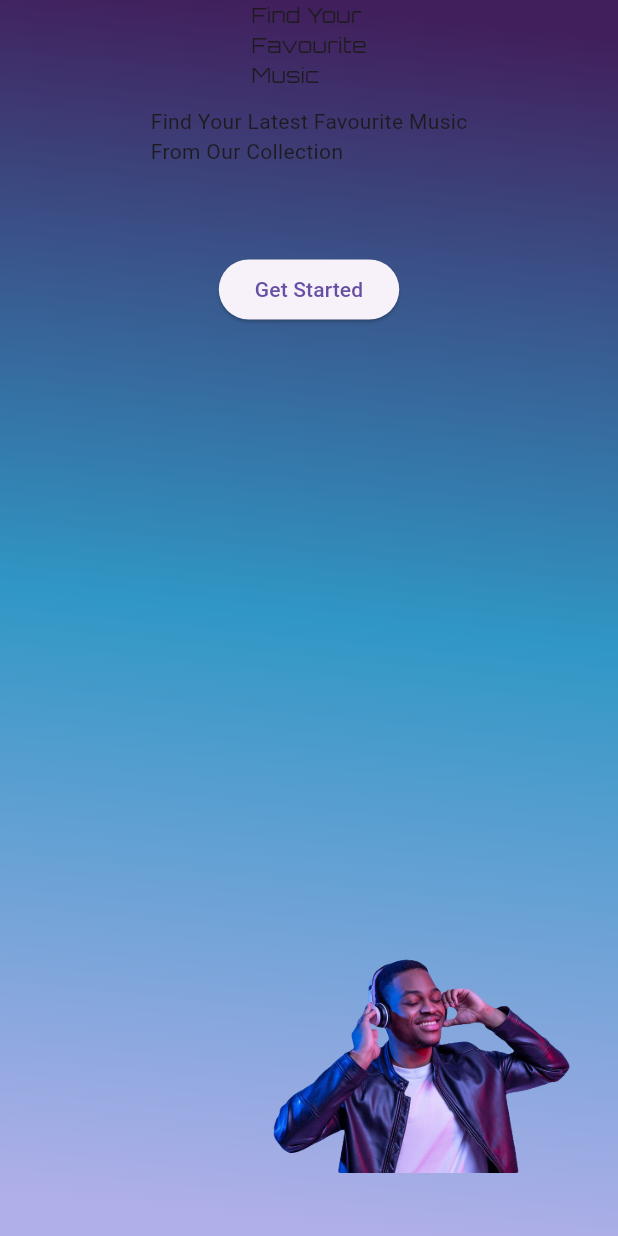
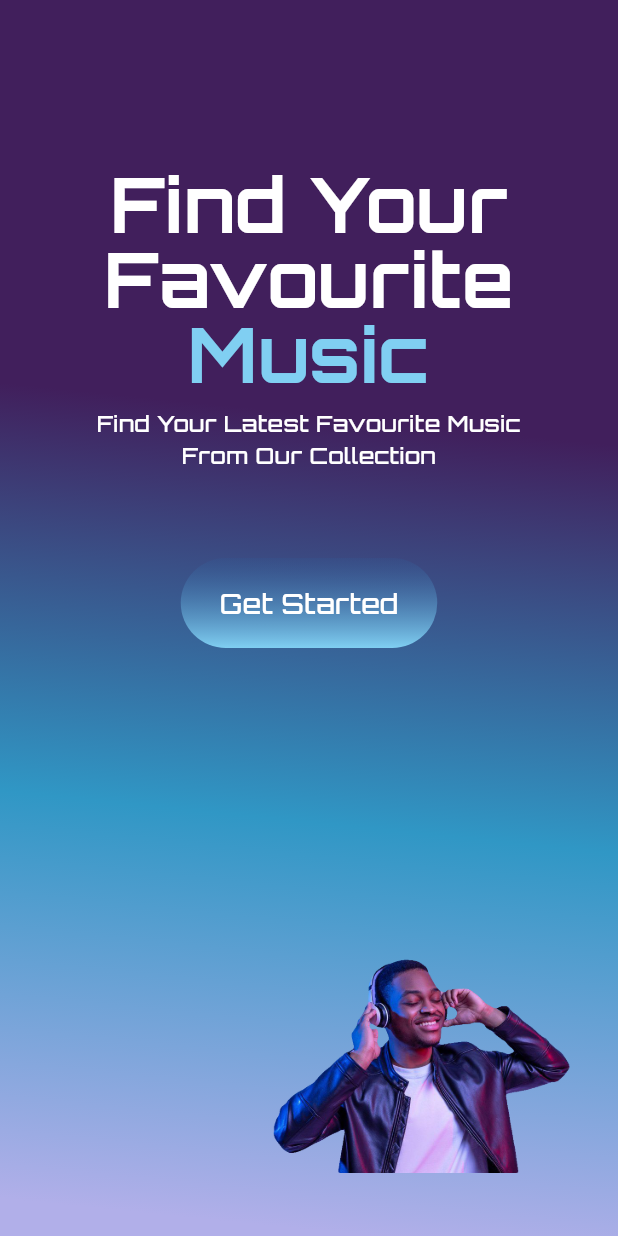
Before and after one commit to Amro27code/quran_app, a Flutter app: the screen it shows after launch, on a phone screen of 412 x 824 dp. Run offline on Flutter 3.47's test engine with Material 3 defaults, Android fonts, the phone set to English and light mode, and no system bars.

Commit message:
make onb p1

```diff
--- a/lib/app/my_app.dart
+++ b/lib/app/my_app.dart
@@ -1,4 +1,5 @@
 import 'package:flutter/material.dart';
+import 'package:quran_app/core/font_manager.dart';
 import 'package:quran_app/core/route_manager.dart';
 
 class MyApp extends StatelessWidget {
@@ -11,7 +12,8 @@ class MyApp extends StatelessWidget {
       title: "quran app",
       initialRoute: RouteNames.splashScreen,
       routes: RouteManager.routes,
-
+      // darkTheme: ThemeData.dark(useMaterial3: true),
+      theme: ThemeData(fontFamily: FontManager.orbitronName),
     );
   }
 }
--- a/lib/controller/splash_controller.dart
+++ b/lib/controller/splash_controller.dart
@@ -3,7 +3,7 @@ import 'package:quran_app/core/numbers/time_manager.dart' show SecondValues;
 import 'package:quran_app/core/route_manager.dart';
 
 class SplashController {
- static  void timer({required BuildContext context, required int time}) async {
+  static void timer({required BuildContext context, required int time}) async {
     await Future.delayed(
       const Duration(seconds: SecondValues.timeSplashScreen),
       () =>
--- a/lib/core/color_manager.dart
+++ b/lib/core/color_manager.dart
@@ -1,8 +1,12 @@
-import 'dart:ui';
+import 'package:flutter/material.dart';
 
 class ColorManager {
+  static const Color whiteColor = Colors.white;
   static const Color primary = Color(0xff411F5C);
   static const Color secondarySSC = Color(0xAF1F5C8A); //26
   static const Color onbSecondary1 = Color(0xff3097C5);
   static const Color onbSecondary2 = Color(0xffB1AFE9);
+  static const Color titleOnb = Color(0xff80CFF2);
+  static const Color buttonOnb1 = Color(0x332F5D9A);
+  static const Color buttonOnb2 = Color(0xff80CFF2);
 }
--- /dev/null
+++ b/lib/core/numbers/font_size.dart
@@ -0,0 +1,5 @@
+class FontSizeValues {
+  static const double titleOnb = 50;
+  static const double subtitleOnb = 15;
+  static const double buttonOnb = 18;
+}
--- a/lib/core/route_manager.dart
+++ b/lib/core/route_manager.dart
@@ -1,7 +1,7 @@
 import 'package:flutter/material.dart';
 import 'package:quran_app/feature/home/screen/home_screen.dart';
 import 'package:quran_app/feature/onBoardingScreen/screens/onb_screen.dart';
-import 'package:quran_app/feature/splashScreen/splash_screen.dart';
+import 'package:quran_app/feature/splashScreen/screens/splash_screen.dart';
 
 class RouteManager {
   static Map<String, WidgetBuilder> routes = {
--- /dev/null
+++ b/lib/core/text_manager.dart
@@ -0,0 +1,7 @@
+class TextManager {
+  static const String titleOnb1 = "Find Your\nFavourite";
+  static const String titleOnb2 = "Music";
+  static const String subtitleOnb =
+      "Find Your Latest Favourite Music\nFrom Our Collection";
+  static const String onbButton="Get Started";
+}
--- a/lib/feature/onBoardingScreen/screens/onb_screen.dart
+++ b/lib/feature/onBoardingScreen/screens/onb_screen.dart
@@ -1,8 +1,10 @@
 import 'package:flutter/material.dart';
 import 'package:quran_app/core/color_manager.dart';
-import 'package:quran_app/core/font_manager.dart';
 import 'package:quran_app/core/image_path_manager.dart';
 import 'package:quran_app/core/numbers/alignmet_manager.dart';
+import 'package:quran_app/core/numbers/font_size.dart';
+import 'package:quran_app/core/text_manager.dart';
+import 'package:quran_app/feature/onBoardingScreen/widgets/custom_title.dart';
 
 class OnbScreen extends StatelessWidget {
   const OnbScreen({super.key});
@@ -24,6 +26,7 @@ class OnbScreen extends StatelessWidget {
             ),
             colors: [
               ColorManager.primary,
+              ColorManager.primary,
               ColorManager.onbSecondary1,
               ColorManager.onbSecondary2,
             ],
@@ -35,19 +38,48 @@ class OnbScreen extends StatelessWidget {
           width: .infinity,
           child: Column(
             children: [
-              Text(
-                "Find Your\nFavourite\nMusic",
-                style: TextStyle(fontFamily: FontManager.orbitronName),
+              const SizedBox(height: 111),
+              customTitle(title: TextManager.titleOnb1),
+              customTitle(
+                title: TextManager.titleOnb2,
+                color: ColorManager.titleOnb,
               ),
               const SizedBox(height: 11),
-              Text("Find Your Latest Favourite Music\nFrom Our Collection"),
+              customTitle(
+                title: TextManager.subtitleOnb,
+                height: null,
+                size: FontSizeValues.subtitleOnb,
+                weight: .w500,
+              ),
               const SizedBox(height: 58),
-              ElevatedButton(onPressed: () {}, child: Text("Get Started")),
+              GestureDetector(
+                onTap: () => Navigator.pushReplacementNamed(context, "home"),
+                child: Container(
+                  width: 171,
+                  height: 60,
+                  decoration: BoxDecoration(
+                    gradient: LinearGradient(
+                      begin: .topCenter,
+                      end: .bottomCenter,
+                      colors: [ColorManager.buttonOnb1, ColorManager.buttonOnb2],
+                    ),
+                    borderRadius: BorderRadius.circular(50),
+                  ),
+                  alignment: .center,
+                  child: Text(
+                    TextManager.onbButton,
+                    style: TextStyle(
+                      fontWeight: .w500,
+                      fontSize: FontSizeValues.buttonOnb,
+                      color: Colors.white,
+                    ),
+                  ),
+                ),
+              ),
               Spacer(),
               Align(
                 alignment: .bottomRight,
                 child: Image(
-                  // alignment: .bottomRight,
                   image: AssetImage(ImagePathManager.onBoardingImage),
                   width: 250,
                   height: 250,
--- /dev/null
+++ b/lib/feature/onBoardingScreen/widgets/custom_title.dart
@@ -0,0 +1,21 @@
+import 'package:flutter/material.dart';
+import 'package:quran_app/core/numbers/font_size.dart';
+
+Text customTitle({
+  required String title,
+  double? height = 1,
+  Color? color = Colors.white,
+  double size = FontSizeValues.titleOnb,
+  FontWeight weight = FontWeight.w700,
+}) {
+  return Text(
+    title,
+    textAlign: .center,
+    style: TextStyle(
+      height: height,
+      color: color,
+      fontWeight: weight,
+      fontSize: size,
+    ),
+  );
+}
--- a/lib/feature/splashScreen/splash_screen.dart
+++ b/lib/feature/splashScreen/screens/splash_screen.dart
@@ -4,7 +4,7 @@ import 'package:quran_app/core/image_path_manager.dart';
 import 'package:quran_app/core/numbers/height.dart';
 import 'package:quran_app/core/numbers/time_manager.dart' show SecondValues;
 import 'package:quran_app/core/numbers/width.dart';
-import 'package:quran_app/feature/widgets/custom_splash_screen.dart';
+import 'package:quran_app/feature/splashScreen/widgets/custom_splash_screen.dart';
 
 class SplashScreen extends StatefulWidget {
   const SplashScreen({super.key});
```
Also changed, not shown: lib/feature/splashScreen/widgets/custom_splash_screen.dart (renamed from lib/feature/widgets/custom_splash_screen.dart), 5 other files.
